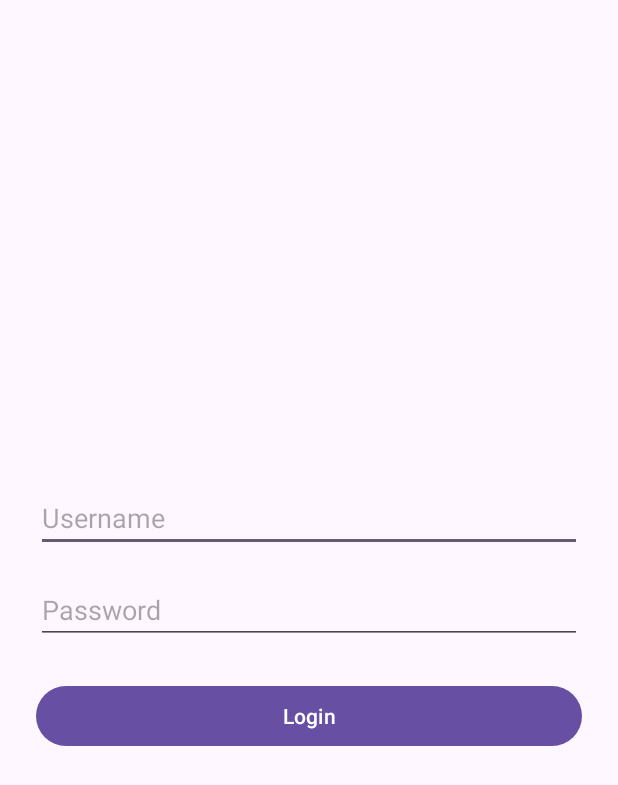
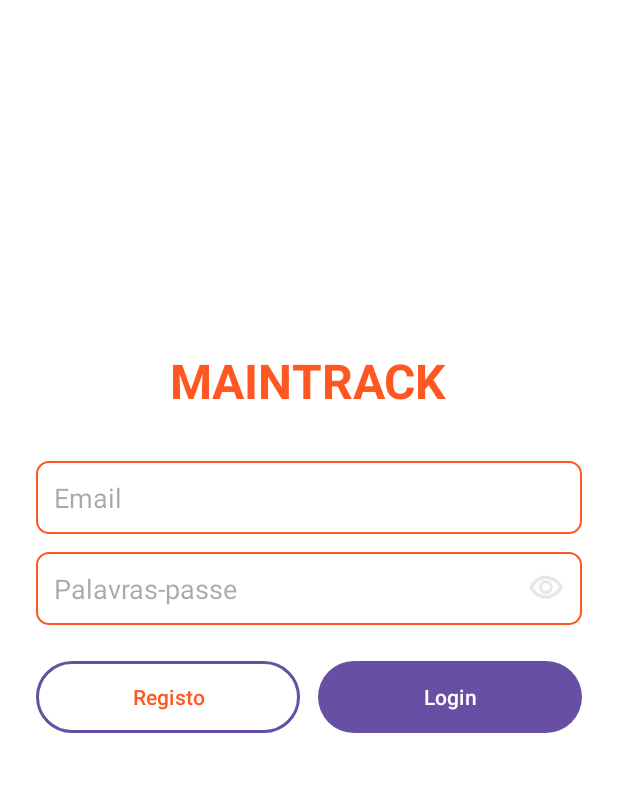
Before and after one commit to RuiAlves2001/MainTrack, an Android app: the LoginActivity screen opened directly, with no data from a screen before it, on a phone screen of 412 x 824 dp. Shown: the top 785 px of the screen. Run offline under Robolectric (Android 15) with nearby library versions, the phone set to English and light mode, and no system bars.

Commit message:
login screen created redirected to registerAcc screen not working

```diff
--- a/app/src/main/java/com/example/maintrack/LoginActivity.kt
+++ b/app/src/main/java/com/example/maintrack/LoginActivity.kt
@@ -12,6 +12,7 @@ class LoginActivity : AppCompatActivity() {
         setContentView(R.layout.activity_login)
 
         val loginButton = findViewById<Button>(R.id.login_button)
+        val registerButton = findViewById<Button>(R.id.register_button)
 
         loginButton.setOnClickListener {
             // Aqui colocarias a lógica real de login (verificação de credenciais, etc.)
@@ -24,5 +25,13 @@ class LoginActivity : AppCompatActivity() {
             startActivity(Intent(this, HomeActivity::class.java))
             finish()
         }
+
+        registerButton.setOnClickListener{
+            startActivity(Intent(this, RegistoAccActivity::class.java))
+            finish()
+        }
+
+
+
     }
 }
--- /dev/null
+++ b/app/src/main/res/drawable/button_border.xml
@@ -0,0 +1,6 @@
+<?xml version="1.0" encoding="utf-8"?>
+<shape xmlns:android="http://schemas.android.com/apk/res/android">
+    <solid android:color="@android:color/transparent"/>
+    <stroke android:width="2dp" android:color="#FF5722"/>
+    <corners android:radius="50dp"/>
+</shape>
--- /dev/null
+++ b/app/src/main/res/drawable/button_filled.xml
@@ -0,0 +1,5 @@
+<?xml version="1.0" encoding="utf-8"?>
+<shape xmlns:android="http://schemas.android.com/apk/res/android">
+    <solid android:color="#FF5722"/>
+    <corners android:radius="50dp"/>
+</shape>
--- /dev/null
+++ b/app/src/main/res/drawable/edittext_border.xml
@@ -0,0 +1,6 @@
+<?xml version="1.0" encoding="utf-8"?>
+<shape xmlns:android="http://schemas.android.com/apk/res/android">
+    <solid android:color="@android:color/transparent"/>
+    <stroke android:width="1dp" android:color="#FF5722"/>
+    <corners android:radius="8dp"/>
+</shape>
--- a/app/src/main/res/layout/activity_login.xml
+++ b/app/src/main/res/layout/activity_login.xml
@@ -4,28 +4,93 @@
     android:layout_width="match_parent"
     android:layout_height="match_parent"
     android:orientation="vertical"
-    android:gravity="center"
-    android:padding="24dp">
+    android:gravity="center_horizontal"
+    android:padding="24dp"
+    android:background="#FFFFFF">
+
+
+    <ImageView
+        android:id="@+id/logoImage"
+        android:layout_width="200dp"
+        android:layout_height="200dp"
+
+        android:contentDescription="Logo"
+        android:layout_marginBottom="8dp"/>
+
+
+    <TextView
+        android:id="@+id/appName"
+        android:layout_width="wrap_content"
+        android:layout_height="wrap_content"
+        android:text="MAINTRACK"
+        android:textSize="32sp"
+        android:textStyle="bold"
+        android:textColor="#FF5722"
+        android:layout_marginBottom="32dp"/>
+
 
     <EditText
-        android:id="@+id/username"
+        android:id="@+id/email"
         android:layout_width="match_parent"
         android:layout_height="wrap_content"
-        android:hint="Username"/>
+        android:hint="Email"
+        android:background="@drawable/edittext_border"
+        android:padding="12dp"
+        android:inputType="textEmailAddress"
+        android:layout_marginBottom="12dp"/>
 
-    <EditText
-        android:id="@+id/password"
+
+    <RelativeLayout
         android:layout_width="match_parent"
         android:layout_height="wrap_content"
-        android:hint="Password"
-        android:inputType="textPassword"
-        android:layout_marginTop="16dp"/>
+        android:layout_marginBottom="24dp">
 
-    <Button
-        android:id="@+id/login_button"
+        <EditText
+            android:id="@+id/password"
+            android:layout_width="match_parent"
+            android:layout_height="wrap_content"
+            android:hint="Palavras-passe"
+            android:background="@drawable/edittext_border"
+            android:padding="12dp"
+            android:inputType="textPassword"/>
+
+        <ImageView
+            android:id="@+id/showPassword"
+            android:layout_width="24dp"
+            android:layout_height="24dp"
+            android:layout_alignParentEnd="true"
+            android:layout_centerVertical="true"
+            android:layout_marginEnd="12dp"
+            android:src="@drawable/ic_visibility"
+            android:contentDescription="Show Password"/>
+    </RelativeLayout>
+
+
+    <LinearLayout
         android:layout_width="match_parent"
         android:layout_height="wrap_content"
-        android:text="Login"
-        android:layout_marginTop="24dp"/>
+        android:orientation="horizontal"
+        android:gravity="center"
+        android:weightSum="2">
 
+        <Button
+            android:id="@+id/register_button"
+            android:layout_width="0dp"
+            android:layout_height="wrap_content"
+            android:layout_weight="1"
+            android:background="@drawable/button_border"
+            android:text="Registo"
+            android:textColor="#FF5722"/>
+
+        <Button
+            android:id="@+id/login_button"
+            android:layout_width="0dp"
+            android:layout_height="wrap_content"
+            android:layout_weight="1"
+            android:layout_marginStart="12dp"
+            android:background="@drawable/button_filled"
+            android:text="Login"
+            android:textColor="#FFFFFF"/>
+
+    </LinearLayout>
 </LinearLayout>
```
Also changed, not shown: app/src/main/AndroidManifest.xml (+4 -10 lines), app/src/main/java/com/example/maintrack/RegistoAccActivity.kt (added, +21 -0 lines), app/src/main/res/drawable/logo_maintrack.xml (deleted, +0 -10 lines), app/src/main/res/layout/activity_registo_acc.xml (added, +148 -0 lines), app/src/main/res/drawable/ic_visibility.png (added).
